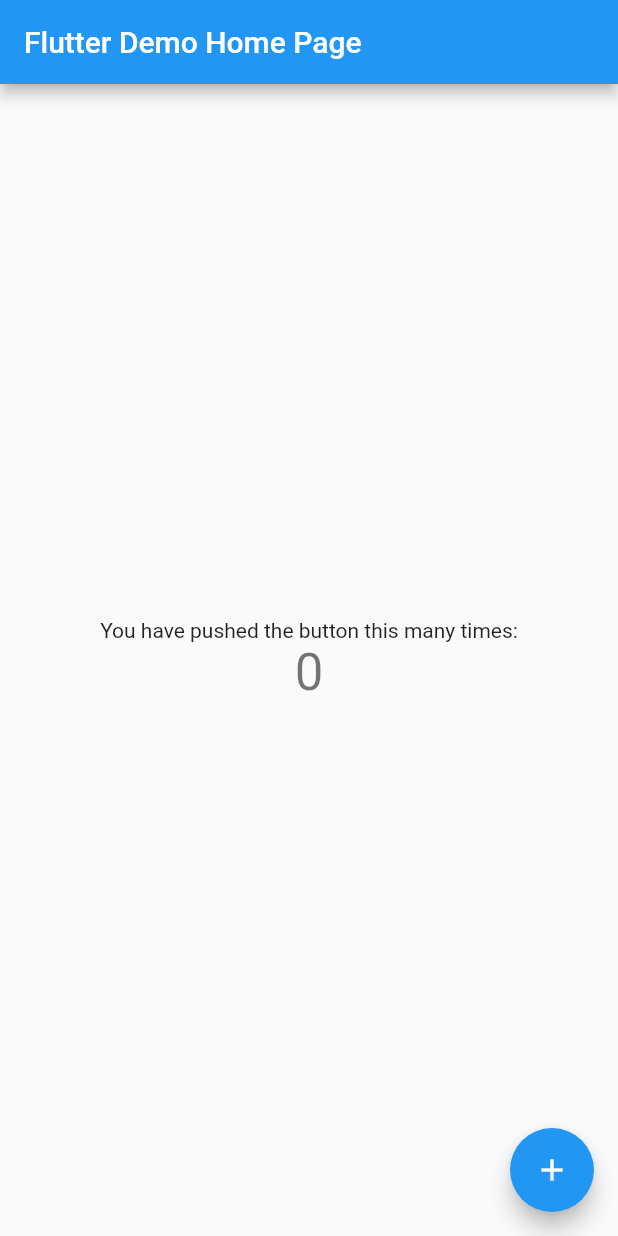
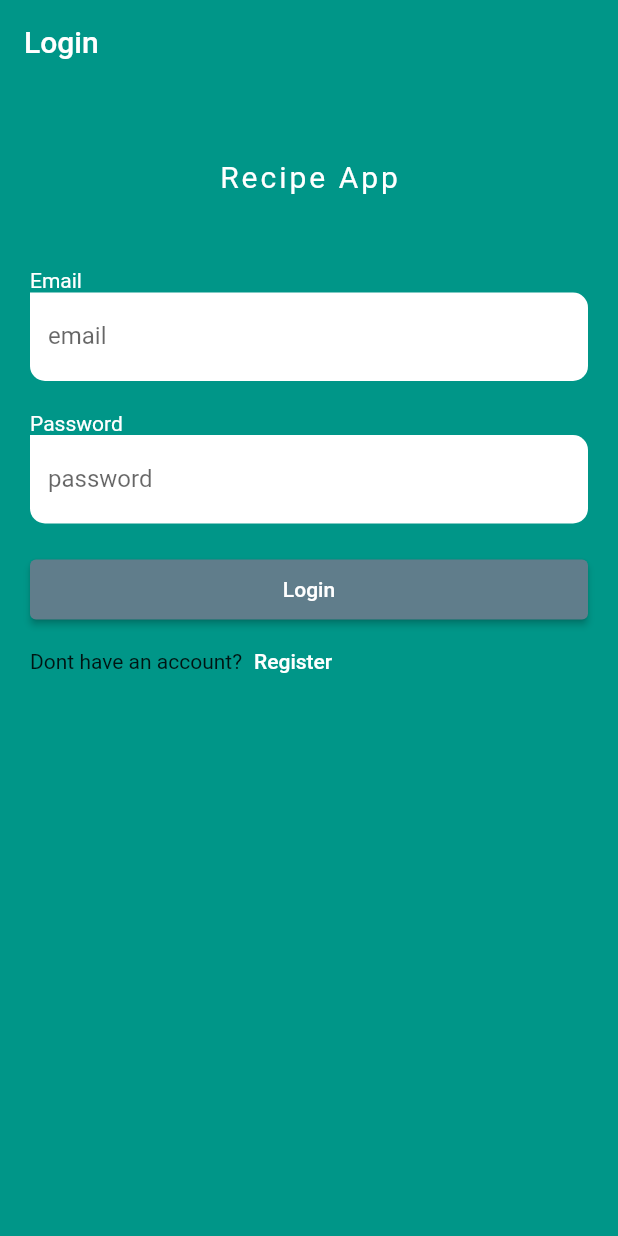
Before and after one commit to ikhsan34/recipe_app, a Flutter app: the screen it shows after launch, on a phone screen of 412 x 824 dp. Run offline on Flutter 3.47's test engine with Material 2 defaults, Android fonts, the phone set to English and light mode, and no system bars; our stand-ins replace flutter_spinkit.

Commit message:
creating app pages

```diff
--- a/lib/main.dart
+++ b/lib/main.dart
@@ -1,4 +1,11 @@
 import 'package:flutter/material.dart';
+import 'package:provider/provider.dart';
+import 'package:recipe_app/screens/auth/login_screen.dart';
+import 'package:recipe_app/screens/auth/register_screen.dart';
+import 'package:recipe_app/screens/dashboard/dashboard_screen.dart';
+import 'package:recipe_app/screens/profile_screen.dart';
+import 'package:recipe_app/screens/recipe/recipe_provider.dart';
+import 'package:recipe_app/screens/splash_screen.dart';
 
 void main() {
   runApp(const MyApp());
@@ -7,109 +14,38 @@ void main() {
 class MyApp extends StatelessWidget {
   const MyApp({super.key});
 
-  // This widget is the root of your application.
   @override
   Widget build(BuildContext context) {
-    return MaterialApp(
-      title: 'Flutter Demo',
-      theme: ThemeData(
-        // This is the theme of your application.
-        //
-        // Try running your application with "flutter run". You'll see the
-        // application has a blue toolbar. Then, without quitting the app, try
-        // changing the primarySwatch below to Colors.green and then invoke
-        // "hot reload" (press "r" in the console where you ran "flutter run",
-        // or simply save your changes to "hot reload" in a Flutter IDE).
-        // Notice that the counter didn't reset back to zero; the application
-        // is not restarted.
-        primarySwatch: Colors.blue,
+    return MultiProvider(
+      providers: [
+        Provider(create: (context) => RecipeProvider())
+      ],
+      child: MaterialApp(
+        theme: ThemeData(
+          colorScheme: const ColorScheme(
+            brightness: Brightness.light,
+            primary: Color(0xFF009688),
+            onPrimary: Colors.white,
+            secondary: Color(0xFF607D8B),
+            onSecondary: Colors.white,
+            error: Colors.red,
+            onError: Colors.white,
+            background: Colors.grey,
+            onBackground: Colors.black,
+            surface: Colors.white,
+            onSurface: Colors.black
+          ),
+
+        ),
+        initialRoute: '/',
+        routes: {
+          '/': (context) => const SplashScreen(),
+          '/login': (context) => const LoginScreen(),
+          '/register': (context) => const RegisterScreen(),
+          '/dashboard': (context) => const DashboardScreen(),
+          '/profile': (context) => const ProfileScreen()
+        },
       ),
-      home: const MyHomePage(title: 'Flutter Demo Home Page'),
     );
   }
 }
-
-class MyHomePage extends StatefulWidget {
-  const MyHomePage({super.key, required this.title});
-
-  // This widget is the home page of your application. It is stateful, meaning
-  // that it has a State object (defined below) that contains fields that affect
-  // how it looks.
-
-  // This class is the configuration for the state. It holds the values (in this
-  // case the title) provided by the parent (in this case the App widget) and
-  // used by the build method of the State. Fields in a Widget subclass are
-  // always marked "final".
-
-  final String title;
-
-  @override
-  State<MyHomePage> createState() => _MyHomePageState();
-}
-
-class _MyHomePageState extends State<MyHomePage> {
-  int _counter = 0;
-
-  void _incrementCounter() {
-    setState(() {
-      // This call to setState tells the Flutter framework that something has
-      // changed in this State, which causes it to rerun the build method below
-      // so that the display can reflect the updated values. If we changed
-      // _counter without calling setState(), then the build method would not be
-      // called again, and so nothing would appear to happen.
-      _counter++;
-    });
-  }
-
-  @override
-  Widget build(BuildContext context) {
-    // This method is rerun every time setState is called, for instance as done
-    // by the _incrementCounter method above.
-    //
-    // The Flutter framework has been optimized to make rerunning build methods
-    // fast, so that you can just rebuild anything that needs updating rather
-    // than having to individually change instances of widgets.
-    return Scaffold(
-      appBar: AppBar(
-        // Here we take the value from the MyHomePage object that was created by
-        // the App.build method, and use it to set our appbar title.
-        title: Text(widget.title),
-      ),
-      body: Center(
-        // Center is a layout widget. It takes a single child and positions it
-        // in the middle of the parent.
-        child: Column(
-          // Column is also a layout widget. It takes a list of children and
-          // arranges them vertically. By default, it sizes itself to fit its
-          // children horizontally, and tries to be as tall as its parent.
-          //
-          // Invoke "debug painting" (press "p" in the console, choose the
-          // "Toggle Debug Paint" action from the Flutter Inspector in Android
-          // Studio, or the "Toggle Debug Paint" command in Visual Studio Code)
-          // to see the wireframe for each widget.
-          //
-          // Column has various properties to control how it sizes itself and
-          // how it positions its children. Here we use mainAxisAlignment to
-          // center the children vertically; the main axis here is the vertical
-          // axis because Columns are vertical (the cross axis would be
-          // horizontal).
-          mainAxisAlignment: MainAxisAlignment.center,
-          children: <Widget>[
-            const Text(
-              'You have pushed the button this many times:',
-            ),
-            Text(
-              '$_counter',
-              style: Theme.of(context).textTheme.headline4,
-            ),
-          ],
-        ),
-      ),
-      floatingActionButton: FloatingActionButton(
-        onPressed: _incrementCounter,
-        tooltip: 'Increment',
-        child: const Icon(Icons.add),
-      ), // This trailing comma makes auto-formatting nicer for build methods.
-    );
-  }
-}
--- /dev/null
+++ b/lib/screens/auth/login_screen.dart
@@ -0,0 +1,101 @@
+import 'package:flutter/material.dart';
+
+class LoginScreen extends StatelessWidget {
+  const LoginScreen({super.key});
+
+  @override
+  Widget build(BuildContext context) {
+    return Scaffold(
+      backgroundColor: Theme.of(context).colorScheme.primary,
+      appBar: AppBar(
+        title: const Text('Login'),
+        elevation: 0,
+      ),
+      body: SingleChildScrollView(
+        child: Form(
+          child: Padding(
+            padding: const EdgeInsets.symmetric(horizontal: 20, vertical: 50),
+            child: Column(
+              crossAxisAlignment: CrossAxisAlignment.start,
+              children: [
+                const Center(
+                  child: Text(
+                    'Recipe App',
+                    style: TextStyle(
+                      color: Colors.white,
+                      fontSize: 20,
+                      letterSpacing: 2
+                    ),
+                  )
+                ),
+                const SizedBox(height: 50),
+                const Text('Email', style: TextStyle(color: Colors.white)),
+                TextFormField(
+                  decoration: const InputDecoration(
+                    labelText: 'email',
+                    filled: true,
+                    fillColor: Colors.white,
+                    floatingLabelBehavior: FloatingLabelBehavior.never,
+                    border: OutlineInputBorder(
+                      borderSide: BorderSide.none,
+                      borderRadius: BorderRadius.only(
+                        topRight: Radius.circular(10),
+                        bottomLeft: Radius.circular(10),
+                        bottomRight: Radius.circular(10)
+                      ),
+                    )
+                  ),
+                ),
+                const SizedBox(height: 20),
+                const Text('Password', style: TextStyle(color: Colors.white)),
+                TextFormField(
+                  decoration: const InputDecoration(
+                    labelText: 'password',
+                    filled: true,
+                    fillColor: Colors.white,
+                    floatingLabelBehavior: FloatingLabelBehavior.never,
+                    border: OutlineInputBorder(
+                      borderSide: BorderSide.none,
+                      borderRadius: BorderRadius.only(
+                        topRight: Radius.circular(10),
+                        bottomLeft: Radius.circular(10),
+                        bottomRight: Radius.circular(10)
+                      ),
+                    )
+                  ),
+                ),
+                const SizedBox(height: 20),
+                Center(
+                  child: ElevatedButton(
+                    style: ButtonStyle(
+                      backgroundColor: MaterialStateProperty.all(Theme.of(context).colorScheme.secondary),
+                      minimumSize: MaterialStateProperty.all(const Size.fromHeight(40))
+                    ),
+                    onPressed: () {
+                      Navigator.pushReplacementNamed(context, '/dashboard');
+                    },
+                    child: const Text('Login'),
+                  ),
+                ),
+                Row(
+                  children: [
+                    const Text('Dont have an account?'),
+                    TextButton(
+                      style: ButtonStyle(
+                        backgroundColor: MaterialStateProperty.all(Colors.transparent)
+                      ),
+                      onPressed: () {
+                        Navigator.pushNamed(context, '/register');
+                      },
+                      child: const Text('Register', style: TextStyle(color: Colors.white),),
+                    )
+                  ],
+                )
+              ],
+            ),
+          ),
+        ),
+      ),
+    );
+  }
+}
--- /dev/null
+++ b/lib/screens/recipe/recipe_provider.dart
@@ -0,0 +1,5 @@
+import 'package:flutter/cupertino.dart';
+
+class RecipeProvider extends ChangeNotifier {
+
+}
--- a/pubspec.yaml
+++ b/pubspec.yaml
@@ -37,6 +37,8 @@ dependencies:
   # Use with the CupertinoIcons class for iOS style icons.
   cupertino_icons: ^1.0.2
   flutter_inappwebview: ^5.7.2+3
+  provider: ^6.0.5
+  flutter_spinkit: ^5.1.0
 
 dev_dependencies:
   flutter_test:
```
Also changed, not shown: lib/screens/auth/register_screen.dart (added, +96 -0 lines), lib/screens/dashboard/dashboard_screen.dart (added, +84 -0 lines), lib/screens/dashboard/recipe_screen.dart (added, +16 -0 lines), lib/screens/dashboard/search_recipe_screen.dart (added, +21 -0 lines), lib/screens/profile_screen.dart (added, +22 -0 lines), lib/screens/splash_screen.dart (added, +50 -0 lines), pubspec.lock, 1 other file.
